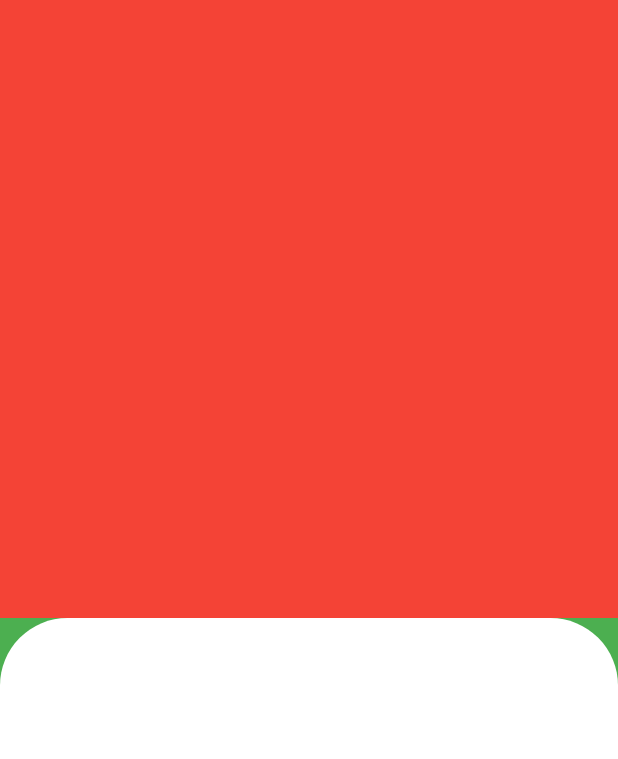
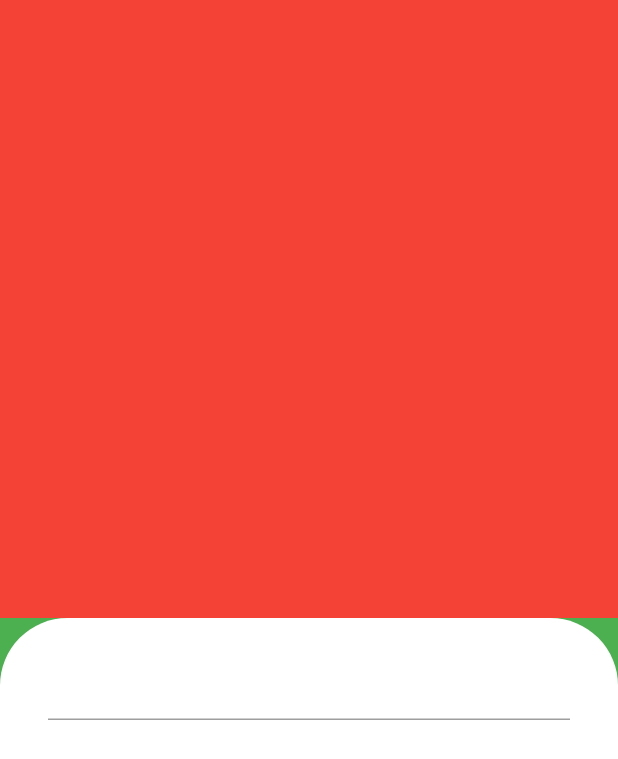
Before and after one commit to PedroPrazz/quitanda, a Flutter app: the screen it shows after launch, on a phone screen of 412 x 824 dp. Shown: the top 759 px of the screen. Run offline on Flutter 3.47's test engine with Material 2 defaults, Android fonts, the phone set to English and light mode, and no system bars.

```diff
--- a/lib/main.dart
+++ b/lib/main.dart
@@ -12,6 +12,7 @@ class MyApp extends StatelessWidget {
   Widget build(BuildContext context) {
     return MaterialApp(
       theme: ThemeData(
+        primarySwatch: Colors.green,
       ),
       debugShowCheckedModeBanner: false,
       home: const SignInScreen(),
--- a/lib/src/sign_in_screen.dart
+++ b/lib/src/sign_in_screen.dart
@@ -16,11 +16,22 @@ class SignInScreen extends StatelessWidget {
           ),
           Expanded(
             child: Container(
+              padding: const EdgeInsets.symmetric(
+                horizontal: 32,
+                vertical: 20,
+              ),
               decoration: const BoxDecoration(
                 color: Colors.white,
                 borderRadius: BorderRadius.vertical(
                   top: Radius.circular(45),
                 )
+              ),
+              child: Column(
+                children: [
+                  // Email
+                  TextField()
+                  // Senha
+                ],
               ),
             ),
           )
```
Also changed, not shown: lib/src/auth/components/custom_text_field.dart (added, +10 -0 lines).
